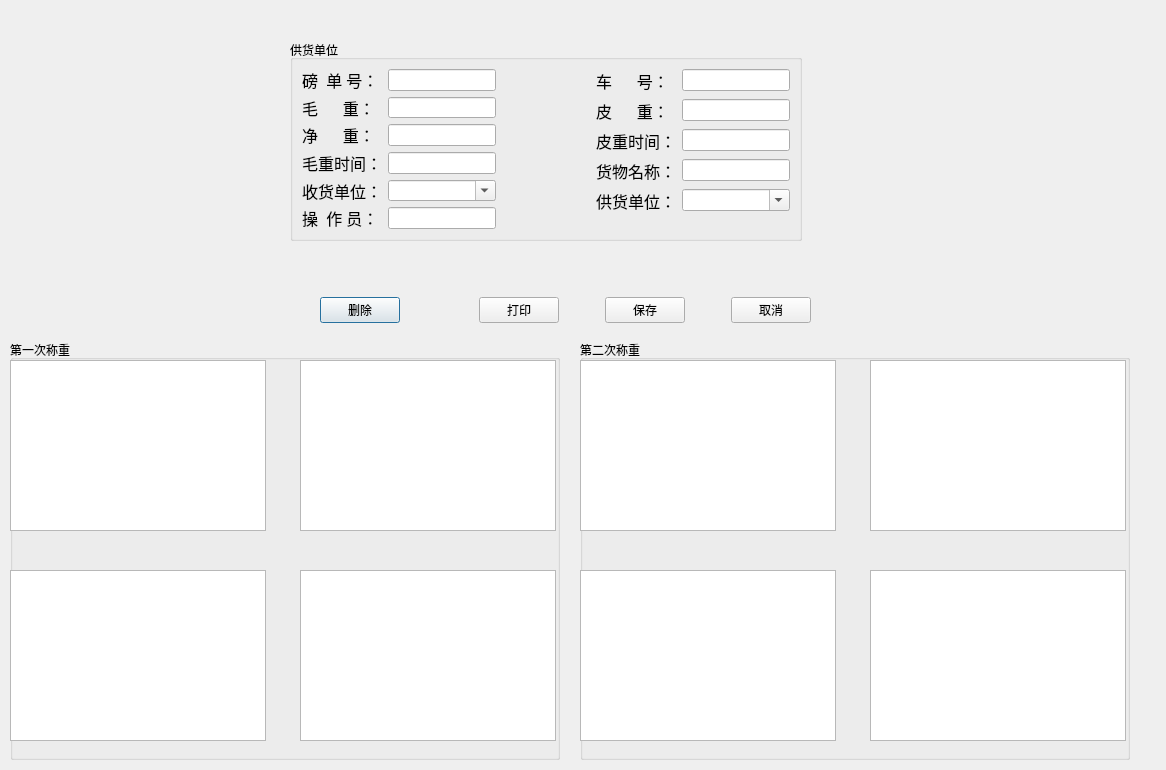
First picture: the form in ui/balance_detail.ui, repository yuyan235813/balance_platform, before the edit.
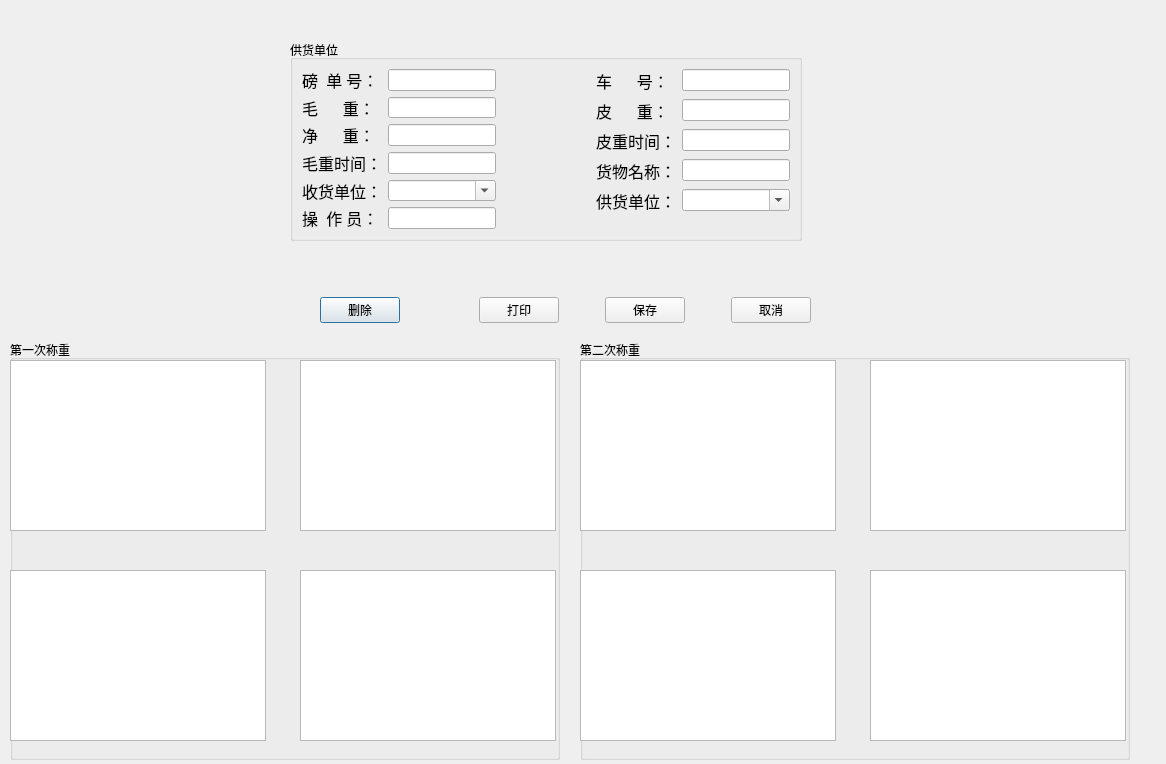
Second picture: the form after the edit. Custom widgets are drawn as their Qt base class.

What changed in the file:
```diff
--- a/ui/balance_detail.ui
+++ b/ui/balance_detail.ui
@@ -7,7 +7,7 @@
     <x>0</x>
     <y>0</y>
     <width>1166</width>
-    <height>770</height>
+    <height>764</height>
    </rect>
   </property>
   <property name="windowTitle">
```
Left out of the diff: 2 changed lines with no effect on the pictures.
